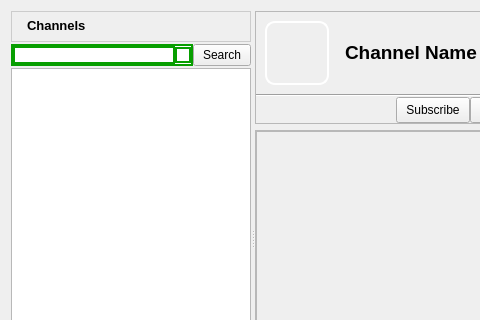
First picture: the form in retroshare-gui/src/gui/ChannelFeed.ui, repository RetroShare/RetroShare, before the edit; both pictures show x 0 to 480 and y 0 to 320 of the 681 by 476 pixel window.
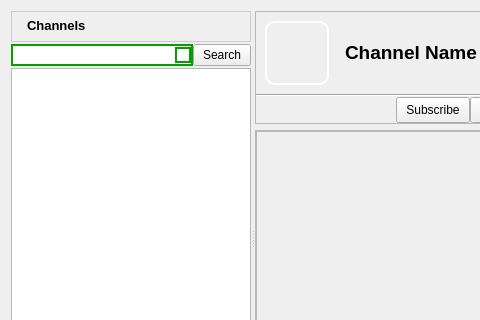
Second picture: the form after the edit. Icons and pictures are not drawn.

Commit message: fixed the stylesheet for the searchLine in channels

Diff of the .ui file:
```diff
--- a/retroshare-gui/src/gui/ChannelFeed.ui
+++ b/retroshare-gui/src/gui/ChannelFeed.ui
@@ -351,7 +351,7 @@
                <string>Enter a Keyword here</string>
               </property>
               <property name="styleSheet">
-               <string notr="true">QLineEdit#lineEdit{background: transparent;
+               <string notr="true">QLineEdit#searchLine{background: transparent;
 border: none;}
 </string>
               </property>
```
Left out of the diff: 2 changed lines with no effect on the pictures.
